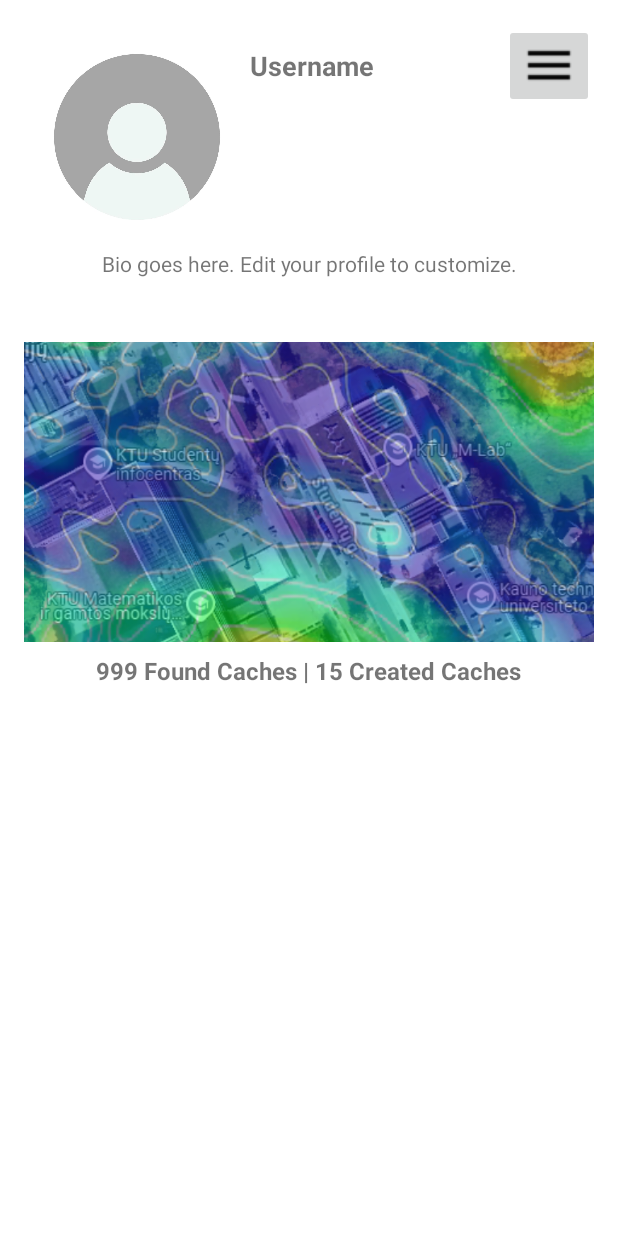
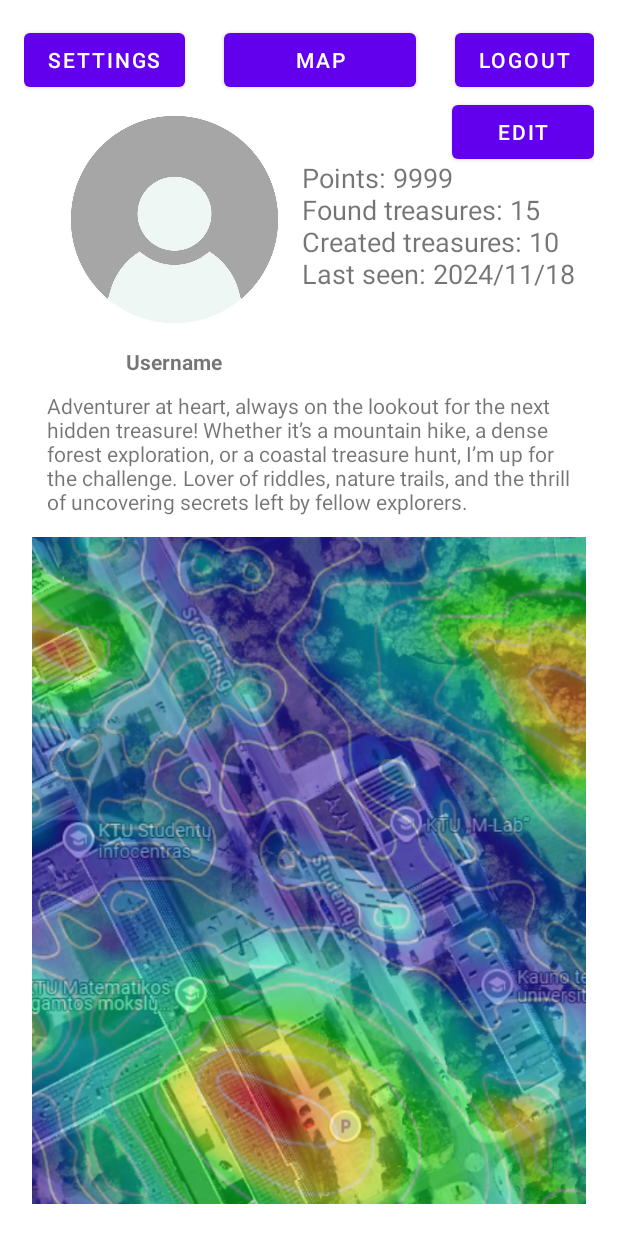
Before and after one commit to PureDarkZ990/LobiuIeskojimoSistema, an Android app: the ProfileActivity screen opened directly, with no data from a screen before it, on a phone screen of 412 x 824 dp. Run offline under Robolectric (Android 15) with nearby library versions, the phone set to English and light mode, and no system bars; 1 statement that could not run was skipped.

Commit message:
Revert "registration upgraded; Profile upgraded; Profile is editable; User is…"

```diff
--- a/app/src/main/kotlin/com/example/lobiupaieskossistema/dao/UserDAO.kt
+++ b/app/src/main/kotlin/com/example/lobiupaieskossistema/dao/UserDAO.kt
@@ -19,7 +19,6 @@ class UserDAO(private val context: Context) {
             put(UserTable.NAME, user.username)
             put(UserTable.HASHED_PASSWORD, user.hashedPassword)
             put(UserTable.EMAIL, user.email)
-            put(UserTable.BIO, user.bio)
             put(UserTable.CREATED_AT, user.createdAt)
             put(UserTable.ROLE_ID, user.roleId)
             put(UserTable.STATUS_ID, user.statusId)
@@ -96,7 +95,6 @@ class UserDAO(private val context: Context) {
                     username = getString(getColumnIndexOrThrow(UserTable.NAME)),
                     hashedPassword = getString(getColumnIndexOrThrow(UserTable.HASHED_PASSWORD)),
                     email = getString(getColumnIndexOrThrow(UserTable.EMAIL)),
-                    bio = getString(getColumnIndexOrThrow(UserTable.BIO)),
                     createdAt = getString(getColumnIndexOrThrow(UserTable.CREATED_AT)),
                     roleId = getInt(getColumnIndexOrThrow(UserTable.ROLE_ID)),
                     statusId = getInt(getColumnIndexOrThrow(UserTable.STATUS_ID)),
@@ -135,7 +133,6 @@ class UserDAO(private val context: Context) {
                 username = cursor.getString(cursor.getColumnIndexOrThrow(UserTable.NAME)),
                 hashedPassword = cursor.getString(cursor.getColumnIndexOrThrow(UserTable.HASHED_PASSWORD)),
                 email = cursor.getString(cursor.getColumnIndexOrThrow(UserTable.EMAIL)),
-                bio = cursor.getString(cursor.getColumnIndexOrThrow(UserTable.BIO)),
                 createdAt = cursor.getString(cursor.getColumnIndexOrThrow(UserTable.CREATED_AT)),
                 roleId = cursor.getInt(cursor.getColumnIndexOrThrow(UserTable.ROLE_ID)),
                 statusId = cursor.getInt(cursor.getColumnIndexOrThrow(UserTable.STATUS_ID)),
@@ -170,7 +167,6 @@ class UserDAO(private val context: Context) {
                     username = getString(getColumnIndexOrThrow(UserTable.NAME)),
                     hashedPassword = getString(getColumnIndexOrThrow(UserTable.HASHED_PASSWORD)),
                     email = getString(getColumnIndexOrThrow(UserTable.EMAIL)),
-                    bio = getString(getColumnIndexOrThrow(UserTable.BIO)),
                     createdAt = getString(getColumnIndexOrThrow(UserTable.CREATED_AT)),
                     roleId = getInt(getColumnIndexOrThrow(UserTable.ROLE_ID)),
                     statusId = getInt(getColumnIndexOrThrow(UserTable.STATUS_ID)),
@@ -210,7 +206,6 @@ class UserDAO(private val context: Context) {
                 username = cursor.getString(cursor.getColumnIndexOrThrow(UserTable.NAME)),
                 hashedPassword = cursor.getString(cursor.getColumnIndexOrThrow(UserTable.HASHED_PASSWORD)),
                 email = cursor.getString(cursor.getColumnIndexOrThrow(UserTable.EMAIL)),
-                bio = cursor.getString(cursor.getColumnIndexOrThrow(UserTable.BIO)),
                 createdAt = cursor.getString(cursor.getColumnIndexOrThrow(UserTable.CREATED_AT)),
                 roleId = cursor.getInt(cursor.getColumnIndexOrThrow(UserTable.ROLE_ID)),
                 statusId = cursor.getInt(cursor.getColumnIndexOrThrow(UserTable.STATUS_ID)),
@@ -238,7 +233,6 @@ class UserDAO(private val context: Context) {
             put(UserTable.NAME, user.username)
             put(UserTable.HASHED_PASSWORD, user.hashedPassword)
             put(UserTable.EMAIL, user.email)
-            put(UserTable.BIO, user.bio)
             put(UserTable.CREATED_AT, user.createdAt)
             put(UserTable.ROLE_ID, user.roleId)
             put(UserTable.STATUS_ID, user.statusId)
--- a/app/src/main/kotlin/com/example/lobiupaieskossistema/db/tables/UserTable.kt
+++ b/app/src/main/kotlin/com/example/lobiupaieskossistema/db/tables/UserTable.kt
@@ -7,7 +7,6 @@ object UserTable {
     const val NAME = "username"
     const val HASHED_PASSWORD = "hashed_password"
     const val EMAIL = "email"
-    const val BIO = "bio"
     const val CREATED_AT = "created_at"
     const val ROLE_ID = "role_id"
     const val STATUS_ID = "status_id"
@@ -30,7 +29,6 @@ object UserTable {
         $NAME TEXT UNIQUE NOT NULL,
         $HASHED_PASSWORD TEXT NOT NULL,
         $EMAIL TEXT UNIQUE NOT NULL,
-        $BIO TEXT,
         $CREATED_AT TEXT,
         $ROLE_ID INTEGER DEFAULT 1,
         $STATUS_ID INTEGER,
--- a/app/src/main/kotlin/com/example/lobiupaieskossistema/models/User.kt
+++ b/app/src/main/kotlin/com/example/lobiupaieskossistema/models/User.kt
@@ -7,7 +7,6 @@ data class User(
     val username: String,
     val hashedPassword: String,
     val email: String,
-    val bio: String,
     val createdAt: String,
     val roleId: Int?=0,
     val statusId: Int?=1,
--- a/app/src/main/res/layout/profile.xml
+++ b/app/src/main/res/layout/profile.xml
@@ -1,79 +1,118 @@
 <?xml version="1.0" encoding="utf-8"?>
 <RelativeLayout xmlns:android="http://schemas.android.com/apk/res/android"
+    xmlns:app="http://schemas.android.com/apk/res-auto"
     android:layout_width="match_parent"
     android:layout_height="match_parent"
-    android:padding="16dp"
-    android:background="@android:color/white">
+    xmlns:tools="http://schemas.android.com/tools"
+    android:padding="16dp">
 
-    <!-- Dropdown Menu Button -->
-    <ImageButton
-        android:id="@+id/dropdownMenuButton"
+    <!-- Settings Button - Top Left -->
+    <Button
+        android:id="@+id/settingsButton"
         android:layout_width="wrap_content"
         android:layout_height="wrap_content"
+        android:text="Settings"
+        android:textSize="14sp"
+        android:layout_alignParentStart="true"
+        android:layout_alignParentTop="true"
+        android:layout_marginEnd="16dp"/>
+
+    <!-- Logout Button - Top Right -->
+    <Button
+        android:id="@+id/logoutButton"
+        android:layout_width="wrap_content"
+        android:layout_height="wrap_content"
+        android:layout_alignParentTop="true"
         android:layout_alignParentEnd="true"
-        android:layout_alignParentTop="true"
-        android:contentDescription="Menu"
-        android:src="@drawable/ic_menu" />
+        android:layout_marginStart="16dp"
+        android:layout_marginTop="0dp"
+        android:text="@string/logout"
+        android:textSize="14sp" />
 
-    <!-- Profile Image -->
     <ImageView
         android:id="@+id/profileImage"
-        android:layout_width="120dp"
-        android:layout_height="120dp"
+        android:layout_width="150dp"
+        android:layout_height="150dp"
         android:layout_alignParentStart="true"
         android:layout_alignParentTop="true"
-        android:layout_marginStart="15dp"
-        android:layout_marginTop="15dp"
-        android:contentDescription="Profile Image"
-        android:src="@drawable/default_profile_image" />
+        android:layout_marginStart="25dp"
+        android:layout_marginTop="55dp"
+        android:src="@drawable/default_profile_image"/>
+
 
     <TextView
         android:id="@+id/userName"
-        android:layout_width="wrap_content"
+        android:layout_width="318dp"
         android:layout_height="wrap_content"
-        android:layout_alignParentTop="true"
+        android:layout_below="@+id/profileImage"
+        android:layout_alignParentStart="true"
+        android:layout_alignParentEnd="true"
         android:layout_marginStart="15dp"
-        android:layout_marginTop="15dp"
-        android:layout_toEndOf="@+id/profileImage"
-        android:text="Username"
+        android:layout_marginTop="10dp"
+        android:layout_marginEnd="195dp"
+        android:text="@string/username_text"
         android:textAlignment="center"
-        android:textSize="18sp"
         android:textStyle="bold" />
 
     <TextView
         android:id="@+id/bio"
-        android:layout_width="395dp"
-        android:layout_height="46dp"
+        android:layout_width="wrap_content"
+        android:layout_height="87dp"
         android:layout_below="@+id/userName"
         android:layout_alignParentStart="true"
-        android:layout_marginStart="0dp"
-        android:layout_marginTop="110dp"
-        android:paddingHorizontal="16dp"
-        android:text="Bio goes here. Edit your profile to customize."
-        android:textAlignment="center"
-        android:textSize="14sp" />
+        android:layout_alignParentEnd="true"
+        android:layout_marginStart="15dp"
+        android:layout_marginTop="10dp"
+        android:layout_marginEnd="15dp"
+        android:text="@string/bio_text" />
 
     <ImageView
         android:id="@+id/imageView"
-        android:layout_width="match_parent"
-        android:layout_height="200dp"
+        android:layout_width="wrap_content"
+        android:layout_height="418dp"
         android:layout_below="@+id/bio"
-        android:layout_marginTop="16dp"
+        android:layout_alignParentStart="true"
+        android:layout_alignParentEnd="true"
+        android:layout_alignParentBottom="true"
+        android:layout_marginStart="5dp"
+        android:layout_marginTop="10dp"
+        android:layout_marginEnd="5dp"
+        android:layout_marginBottom="5dp"
         android:src="@drawable/heatmap"
-        android:scaleType="centerCrop"
-        android:contentDescription="Heatmap Image" />
+        android:scaleType="centerCrop" />
 
-    <!-- Statistics Text -->
     <TextView
-        android:id="@+id/statisticsTextView"
+        android:id="@+id/textView"
+        android:layout_width="194dp"
+        android:layout_height="150dp"
+        android:layout_above="@+id/userName"
+        android:layout_alignParentTop="true"
+        android:layout_marginStart="10dp"
+        android:layout_marginTop="90dp"
+        android:layout_marginBottom="5dp"
+        android:layout_toEndOf="@+id/profileImage"
+        android:text="@string/ta_kai_9999_nsurasti_lobiai_15_nsukurti_lobiai_10"
+        android:textSize="18sp" />
+
+    <Button
+        android:id="@+id/EditButton"
+        android:layout_width="110dp"
+        android:layout_height="wrap_content"
+        android:layout_below="@+id/logoutButton"
+        android:layout_alignParentStart="true"
+        android:layout_marginStart="285dp"
+        android:layout_marginTop="0dp"
+        android:text="Edit" />
+
+    <Button
+        android:id="@+id/returnToMap"
         android:layout_width="wrap_content"
         android:layout_height="wrap_content"
-        android:layout_below="@+id/imageView"
-        android:layout_centerHorizontal="true"
-        android:layout_marginTop="8dp"
-        android:text="999 Found Caches | 15 Created Caches"
-        android:textSize="16sp"
-        android:textStyle="bold"
-        android:textAlignment="center" />
+        android:layout_marginStart="10dp"
+        android:layout_marginEnd="10dp"
+        android:layout_toStartOf="@+id/logoutButton"
+        android:layout_toEndOf="@+id/settingsButton"
+        android:text="MAP" />
+
 
 </RelativeLayout>
--- a/app/src/main/res/menu/profile_menu.xml
+++ /dev/null
@@ -1,15 +0,0 @@
-<?xml version="1.0" encoding="utf-8"?>
-<menu xmlns:android="http://schemas.android.com/apk/res/android">
-    <item
-        android:id="@+id/menu_edit_profile"
-        android:title="Edit Profile" />
-    <item
-        android:id="@+id/menu_return_to_map"
-        android:title="Return to Map" />
-    <item
-        android:id="@+id/menu_settings"
-        android:title="Settings" />
-    <item
-        android:id="@+id/menu_logout"
-        android:title="Logout" />
-</menu>
--- a/app/src/main/res/values/strings.xml
+++ b/app/src/main/res/values/strings.xml
@@ -76,5 +76,5 @@
     <string name="already_have_account">Already have an account? Log in</string>
     <string name="logout">Logout</string>
     <string name="profile">Profile</string>
-    <string name="repeat_password">Repeat Password</string>
+    <string name="enter_time">Enter Time</string>
 </resources>
```
Also changed, not shown: app/src/main/AndroidManifest.xml (+9 -8 lines), app/src/main/kotlin/com/example/lobiupaieskossistema/LogInActivity.kt (+4 -12 lines), app/src/main/kotlin/com/example/lobiupaieskossistema/MainActivity.kt (+4 -6 lines), app/src/main/kotlin/com/example/lobiupaieskossistema/ProfileActivity.kt (+84 -127 lines), app/src/main/kotlin/com/example/lobiupaieskossistema/RegisterActivity.kt (+12 -19 lines), app/src/main/kotlin/com/example/lobiupaieskossistema/data/UserData.kt (+19 -19 lines), app/src/main/kotlin/com/example/lobiupaieskossistema/db/tables/RoleTable.kt (+4 -6 lines), app/src/main/res/layout/edit_profile.xml (+18 -7 lines), app/src/main/res/layout/register.xml (+1 -11 lines), app/src/main/res/drawable/ic_menu.png (deleted).
